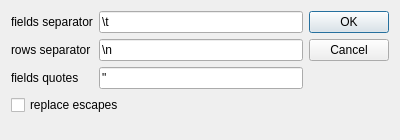
This is libqf/libqfqmlwidgets/src/internal/dlgtableviewcopyspecial.ui in Quick-Event/quickbox as Qt 5 draws it before an edit. The edited form follows.
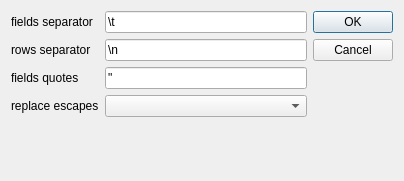
This is the edited form.

Patch:
```diff
--- a/libqf/libqfqmlwidgets/src/internal/dlgtableviewcopyspecial.ui
+++ b/libqf/libqfqmlwidgets/src/internal/dlgtableviewcopyspecial.ui
@@ -6,8 +6,8 @@
    <rect>
     <x>0</x>
     <y>0</y>
-    <width>400</width>
-    <height>140</height>
+    <width>404</width>
+    <height>181</height>
    </rect>
   </property>
   <property name="windowTitle">
@@ -58,16 +58,16 @@
        </property>
       </widget>
      </item>
-     <item row="3" column="0" colspan="2">
-      <widget class="QCheckBox" name="chkReplaceEscapes">
-       <property name="toolTip">
-        <string>Replace nonprintable characters with escape sequencies</string>
-       </property>
+     <item row="3" column="0">
+      <widget class="QLabel" name="label_4">
        <property name="text">
         <string>replace escapes</string>
        </property>
       </widget>
      </item>
+     <item row="3" column="1">
+      <widget class="QComboBox" name="lstReplaceEscapes"/>
+     </item>
     </layout>
    </item>
    <item>
```
Left out of the diff: 18 changed lines with no effect on the pictures.
